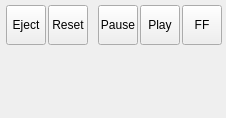
the-butterfly-effect/tbe, file src/view/SimulationControls.ui: the form before one commit.
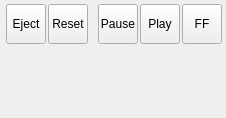
The form after the commit. Icons and pictures are not drawn.

Commit message: improve layout slightly

Diff of the .ui file:
```diff
--- a/src/view/SimulationControls.ui
+++ b/src/view/SimulationControls.ui
@@ -75,7 +75,7 @@
        <number>6</number>
       </property>
       <property name="topMargin">
-       <number>4</number>
+       <number>3</number>
       </property>
       <property name="rightMargin">
        <number>4</number>
```
